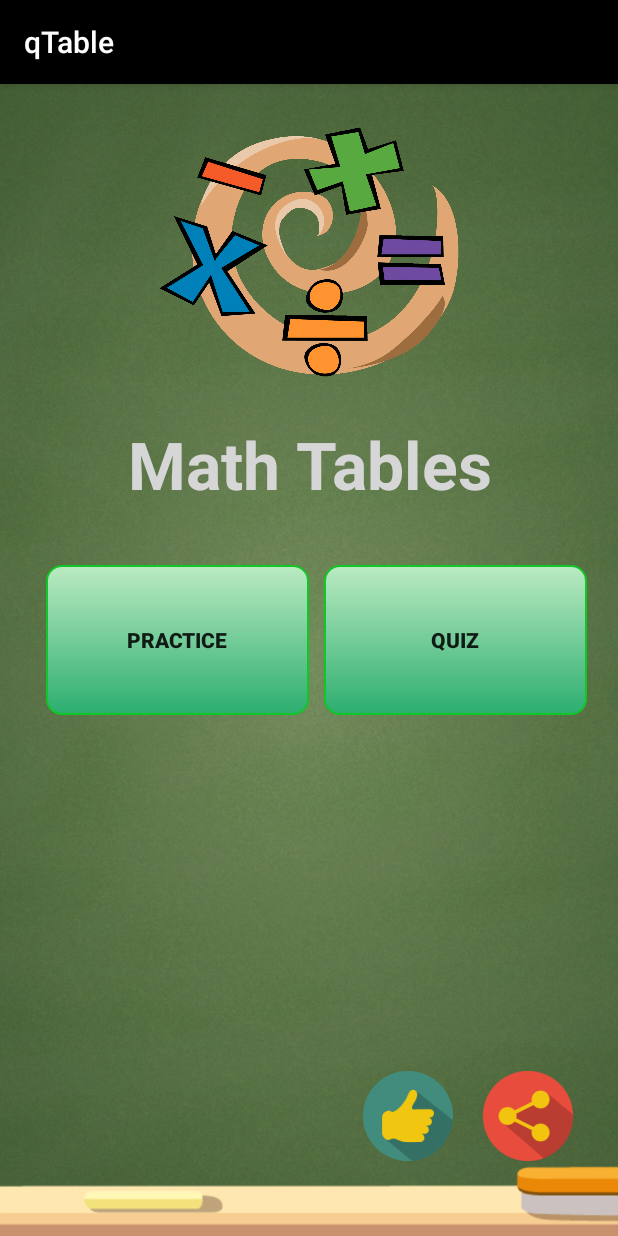
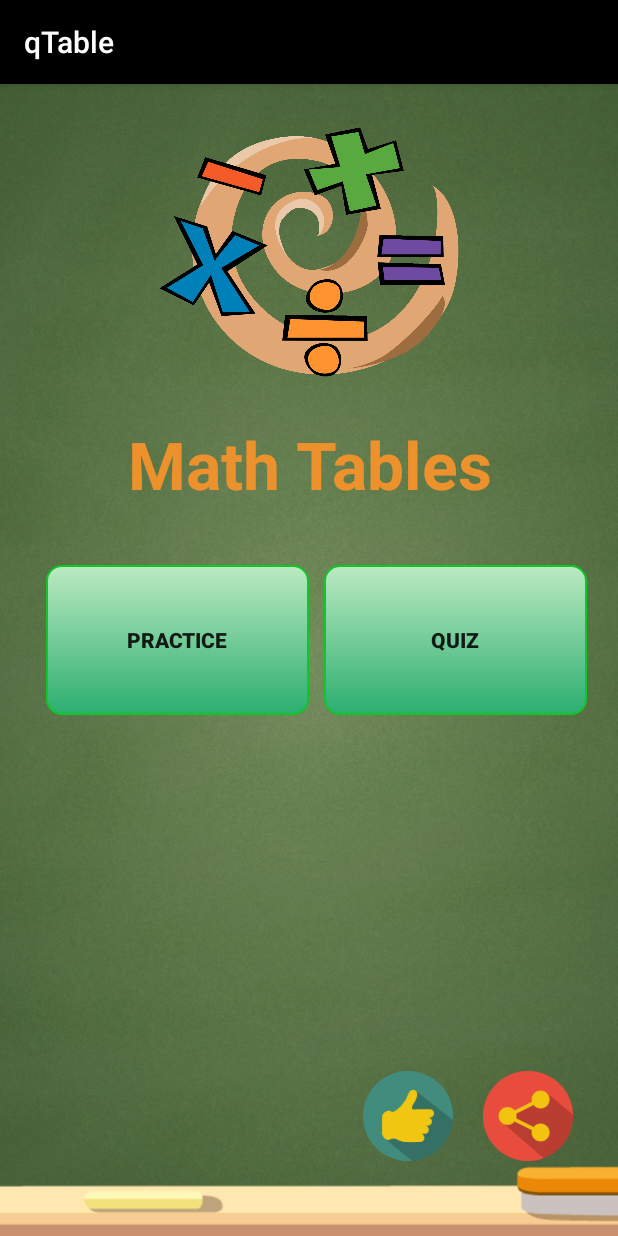
Before and after one commit to codedbyaman/aTable, an Android app: the screen it shows after launch (MainActivity), on a phone screen of 412 x 824 dp. Run offline under Robolectric (Android 15) with nearby library versions, the phone set to English and light mode, and no system bars.

Commit message:
added colorMain in color resource

```diff
--- a/app/src/main/res/values/colors.xml
+++ b/app/src/main/res/values/colors.xml
@@ -1,6 +1,7 @@
 <?xml version="1.0" encoding="utf-8"?>
 <resources>
     <color name="colorPrimary">#000000</color>
-    <color name="colorPrimaryDark">#000000</color>
     <color name="colorAccent">#37c68c</color>
+    <color name="colorMain">#ed912d</color>
+
 </resources>
```
